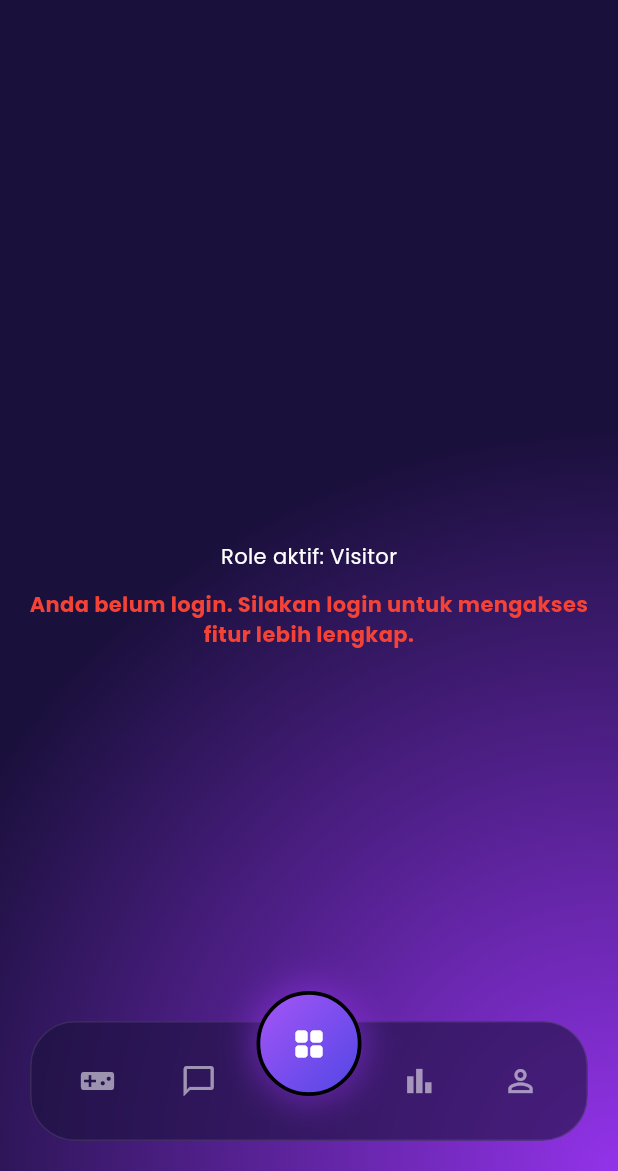
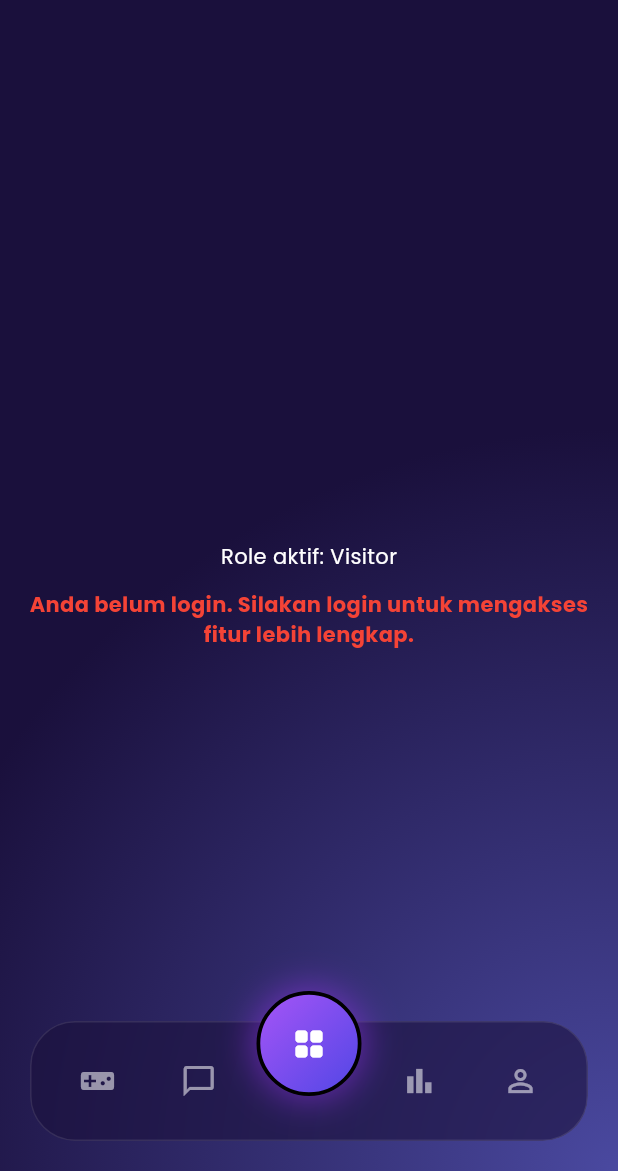
Before and after one commit to grassphobic-A07/arena-invicta-mobile, a Flutter app: the screen it shows after launch, on a phone screen of 412 x 824 dp, the part 65-1236 px from its top. Run offline on Flutter 3.47's test engine with Material 3 defaults, Android fonts, the phone set to English and light mode, and no system bars; our stand-ins replace google_fonts, internet_connection_checker_plus; missing offline and left inert: pbp_django_auth; accounts and stored records are empty.

Commit message:
fix: tune home radial background colors

```diff
--- a/lib/main.dart
+++ b/lib/main.dart
@@ -181,7 +181,7 @@ class _MyHomePageState extends State<MyHomePage> {
                 center: Alignment.topLeft,
                 radius: 1.2,
                 colors: [
-                  Color(0xFF2A1B54),
+                  Color(0xFF9333EA),
                   Color(0xFF1A103C),
                 ],
               ),
@@ -195,7 +195,7 @@ class _MyHomePageState extends State<MyHomePage> {
                 center: Alignment.bottomRight,
                 radius: 1.2,
                 colors: [
-                  Color(0xFF9333EA),
+                  Color(0xFF4A49A0),
                   Color(0xFF1A103C),
                 ],
               ),
```
